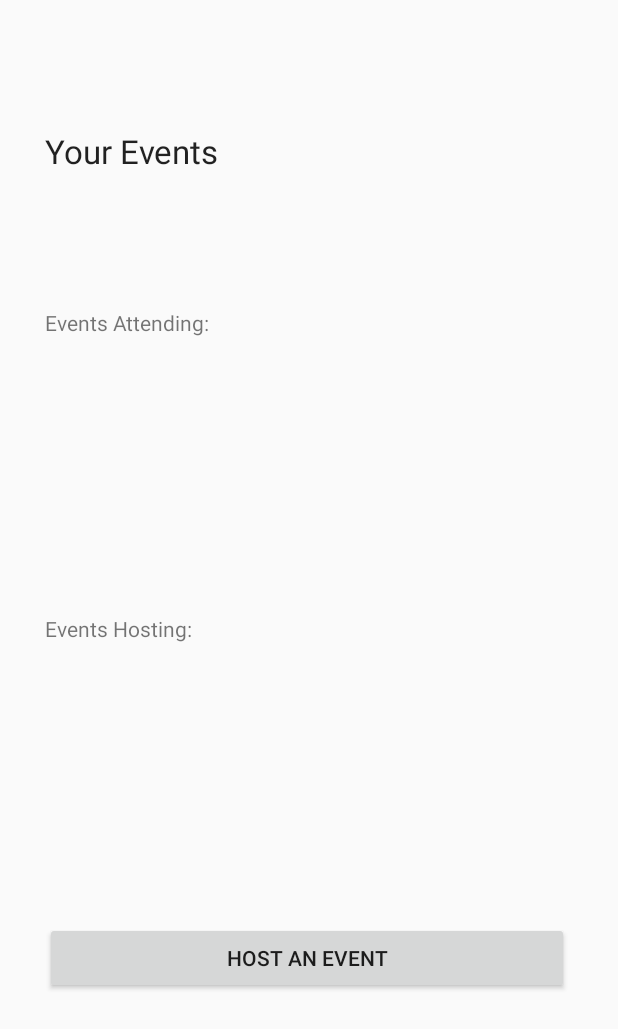
After one commit to sjverduguez/FeedTheKitty, an Android app: the EventViewActivity screen opened directly, with no data from a screen before it, on a phone screen of 412 x 824 dp. The commit adds this screen. Shown: the top 1029 px of the screen. Run offline under Robolectric (Android 15) with nearby library versions, the phone set to English and light mode, and no system bars.

Commit message:
Fixed login page and added EventViewActivity

```diff
--- a/app/src/main/AndroidManifest.xml
+++ b/app/src/main/AndroidManifest.xml
@@ -3,7 +3,7 @@
     package="com.example.stephanie.feedthekitty">
 
     <uses-permission android:name="android.permission.INTERNET" />
-    <uses-permission android:name="android.permission.READ_PHONE_STATE"/>
+    <uses-permission android:name="android.permission.READ_PHONE_STATE" />
 
     <application
         android:allowBackup="true"
@@ -15,20 +15,29 @@
         <activity android:name=".MainActivity">
             <intent-filter>
                 <action android:name="android.intent.action.MAIN" />
+
                 <category android:name="android.intent.category.LAUNCHER" />
             </intent-filter>
         </activity>
         <activity android:name=".LoginActivity">
             <intent-filter>
                 <action android:name="android.intent.action.VIEW" />
+
                 <category android:name="android.intent.category.DEFAULT" />
                 <category android:name="android.intent.category.BROWSABLE" />
-                <data android:scheme="http" android:host="www.feedthekittyapp.com" android:path="/log_in"/>
+
+                <data
+                    android:host="www.feedthekittyapp.com"
+                    android:path="/log_in"
+                    android:scheme="http" />
             </intent-filter>
         </activity>
-        <activity android:name=".CreateEventActivity"></activity>
-
-        <activity android:name=".EventDetailsActivity"></activity>
+        <activity android:name=".CreateEventActivity" />
+        <activity android:name=".EventDetailsActivity" />
+        <activity
+            android:name=".EventViewActivity"
+            android:label="@string/title_activity_event_view"
+            android:theme="@style/AppTheme.NoActionBar"></activity>
     </application>
 
 </manifest>
--- /dev/null
+++ b/app/src/main/java/com/example/stephanie/feedthekitty/EventViewActivity.java
@@ -0,0 +1,34 @@
+package com.example.stephanie.feedthekitty;
+
+import android.content.Intent;
+import android.os.Bundle;
+import android.support.design.widget.FloatingActionButton;
+import android.support.design.widget.Snackbar;
+import android.support.v7.app.AppCompatActivity;
+import android.support.v7.widget.Toolbar;
+import android.view.View;
+import android.widget.Button;
+
+public class EventViewActivity extends AppCompatActivity {
+
+    Button createEventButton;
+
+    @Override
+    protected void onCreate(Bundle savedInstanceState) {
+        super.onCreate(savedInstanceState);
+        setContentView(R.layout.activity_view_events);
+
+        createEventButton = findViewById(R.id.createButton);
+
+        createEventButton.setOnClickListener(new View.OnClickListener() {
+            @Override
+            public void onClick(View view) {
+                Intent intent = new Intent(EventViewActivity.this, CreateEventActivity.class);
+                startActivity(intent);
+            }
+        });
+
+
+    }
+
+}
--- a/app/src/main/java/com/example/stephanie/feedthekitty/LoginActivity.java
+++ b/app/src/main/java/com/example/stephanie/feedthekitty/LoginActivity.java
@@ -1,6 +1,7 @@
 package com.example.stephanie.feedthekitty;
 
 import android.content.Intent;
+import android.content.SharedPreferences;
 import android.support.v7.app.AppCompatActivity;
 import android.os.Bundle;
 import android.view.View;
@@ -26,6 +27,7 @@ public class LoginActivity extends AppCompatActivity {
         lastName = (EditText) findViewById(R.id.lastName);
 
         loginButton = (Button) findViewById(R.id.login_button);
+
 
         loginButton.setOnClickListener(new View.OnClickListener() {
             @Override
--- a/app/src/main/java/com/example/stephanie/feedthekitty/MainActivity.java
+++ b/app/src/main/java/com/example/stephanie/feedthekitty/MainActivity.java
@@ -13,8 +13,15 @@ public class MainActivity extends AppCompatActivity {
         super.onCreate(savedInstanceState);
         setContentView(R.layout.activity_login);
 
-        Intent intent = new Intent(MainActivity.this, LoginActivity.class);
-        startActivity(intent);
+        SharedPreferences sharedPreferences = getSharedPreferences("com.example.stephanie.FeedTheKitty", MODE_PRIVATE);
+
+        if (sharedPreferences.contains("AccessToken")){
+            Intent intent = new Intent(MainActivity.this, EventViewActivity.class);
+            startActivity(intent);
+        } else {
+            Intent intent = new Intent(MainActivity.this, LoginActivity.class);
+            startActivity(intent);
+        }
 
     }
 }
--- /dev/null
+++ b/app/src/main/res/layout/activity_view_events.xml
@@ -0,0 +1,84 @@
+<?xml version="1.0" encoding="utf-8"?>
+<android.support.constraint.ConstraintLayout xmlns:android="http://schemas.android.com/apk/res/android"
+    xmlns:app="http://schemas.android.com/apk/res-auto"
+    xmlns:tools="http://schemas.android.com/tools"
+    android:layout_width="match_parent"
+    android:layout_height="match_parent">
+
+    <LinearLayout
+        android:id="@+id/linearLayout"
+        android:layout_width="368dp"
+        android:layout_height="495dp"
+        android:layout_marginBottom="8dp"
+        android:layout_marginEnd="16dp"
+        android:layout_marginStart="32dp"
+        android:layout_marginTop="90dp"
+        android:orientation="vertical"
+        app:layout_constraintBottom_toBottomOf="parent"
+        app:layout_constraintEnd_toEndOf="parent"
+        app:layout_constraintStart_toStartOf="parent"
+        app:layout_constraintTop_toTopOf="parent">
+
+        <LinearLayout
+            android:layout_width="match_parent"
+            android:layout_height="204dp"
+            android:orientation="vertical">
+
+            <TextView
+                android:id="@+id/attendingLabel"
+                android:layout_width="match_parent"
+                android:layout_height="wrap_content"
+                android:text="@string/events_attending" />
+
+            <ListView
+                android:layout_width="match_parent"
+                android:layout_height="194dp" />
+
+        </LinearLayout>
+
+        <LinearLayout
+            android:layout_width="match_parent"
+            android:layout_height="match_parent"
+            android:orientation="vertical">
+
+            <TextView
+                android:id="@+id/hostingLabel"
+                android:layout_width="match_parent"
+                android:layout_height="wrap_content"
+                android:text="@string/events_hosting" />
+
+            <ListView
+                android:layout_width="match_parent"
+                android:layout_height="186dp" />
+
+            <Button
+                android:id="@+id/createButton"
+                android:layout_width="349dp"
+                android:layout_height="wrap_content"
+                android:text="@string/host_an_event" />
+
+        </LinearLayout>
+    </LinearLayout>
+
+    <LinearLayout
+        android:layout_width="368dp"
+        android:layout_height="33dp"
+        android:layout_marginBottom="8dp"
+        android:layout_marginEnd="16dp"
+        android:layout_marginStart="32dp"
+        android:layout_marginTop="8dp"
+        android:orientation="vertical"
+        app:layout_constraintBottom_toTopOf="@+id/linearLayout"
+        app:layout_constraintEnd_toEndOf="parent"
+        app:layout_constraintStart_toStartOf="parent"
+        app:layout_constraintTop_toTopOf="parent">
+
+        <TextView
+            android:id="@+id/Label"
+            android:layout_width="match_parent"
+            android:layout_height="match_parent"
+            android:text="Your Events"
+            android:textAppearance="@style/TextAppearance.AppCompat.Large" />
+    </LinearLayout>
+
+</android.support.constraint.ConstraintLayout>
--- a/app/src/main/res/values/dimens.xml
+++ b/app/src/main/res/values/dimens.xml
@@ -3,4 +3,5 @@
     <dimen name="activity_horizontal_margin">16dp</dimen>
     <dimen name="logo_w_h">80dp</dimen>
     <dimen name="activity_vertical_margin">16dp</dimen>
+    <dimen name="fab_margin">16dp</dimen>
 </resources>
--- a/app/src/main/res/values/strings.xml
+++ b/app/src/main/res/values/strings.xml
@@ -34,6 +34,10 @@
     <string name="detail_attend"> Attending: </string>
     <string name="last_name">Last Name</string>
     <string name="first_name">First Name</string>
+    <string name="events_attending">Events Attending:</string>
+    <string name="events_hosting">Events Hosting:</string>
+    <string name="host_an_event">Host an event</string>
+    <string name="title_activity_event_view">EventViewActivity</string>
 
 
 </resources>
--- a/app/src/main/res/values/styles.xml
+++ b/app/src/main/res/values/styles.xml
@@ -8,4 +8,13 @@
         <item name="colorAccent">@color/colorAccent</item>
     </style>
 
+    <style name="AppTheme.NoActionBar">
+        <item name="windowActionBar">false</item>
+        <item name="windowNoTitle">true</item>
+    </style>
+
+    <style name="AppTheme.AppBarOverlay" parent="ThemeOverlay.AppCompat.Dark.ActionBar" />
+
+    <style name="AppTheme.PopupOverlay" parent="ThemeOverlay.AppCompat.Light" />
+
 </resources>
```
Also changed, not shown: app/build.gradle (line endings or trailing spaces).
